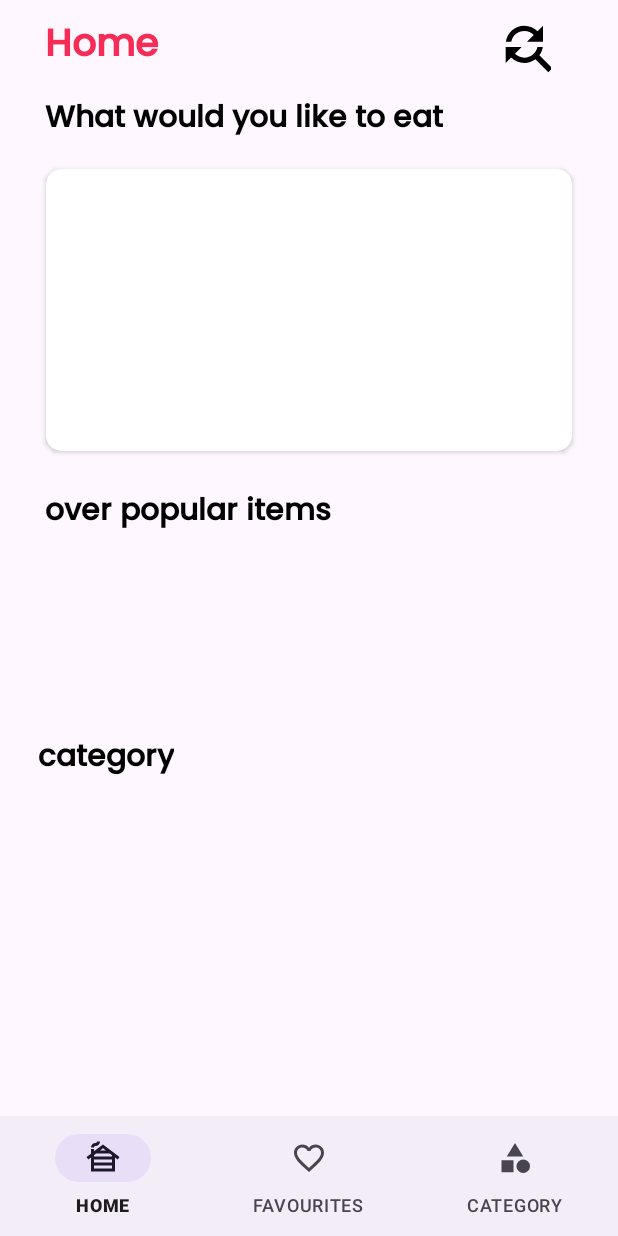
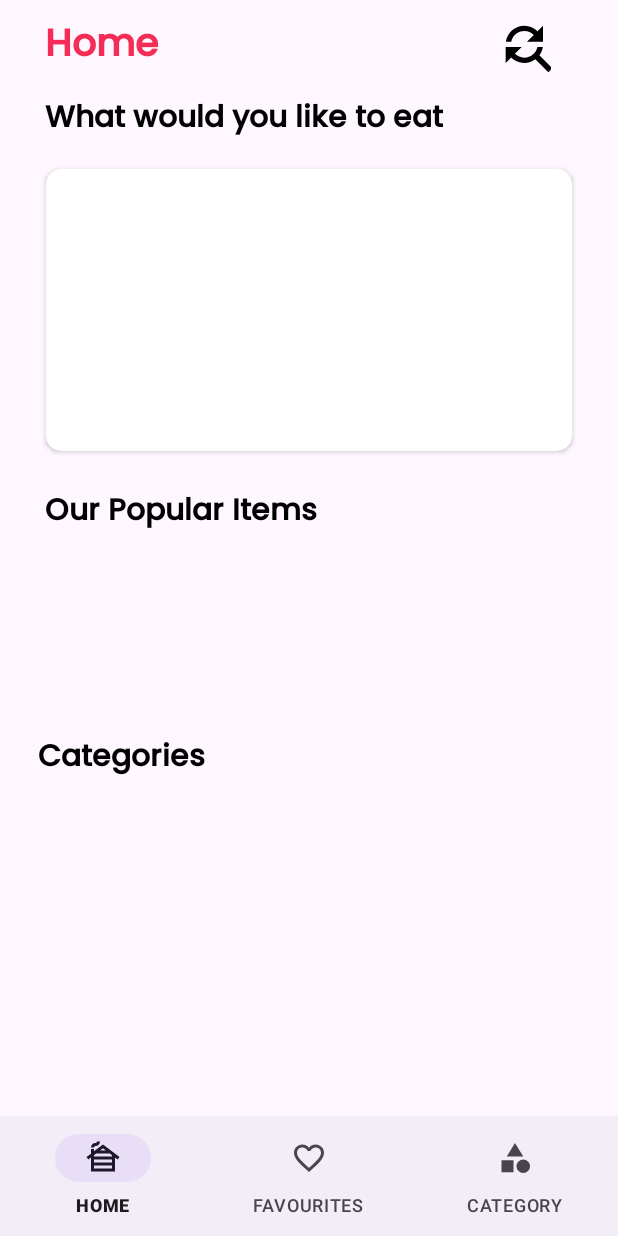
Before and after one commit to arpanpeter/EasyFood, an Android app: the screen it shows after launch (MainActivity), on a phone screen of 412 x 824 dp. Run offline under Robolectric (Android 15) with nearby library versions, the phone set to English and light mode, and no system bars; our stand-ins replace navigation-ui; pictures from the network do not load.

Commit message:
Aesthetic Changes To The Application

```diff
--- a/app/src/main/res/layout/activity_category.xml
+++ b/app/src/main/res/layout/activity_category.xml
@@ -27,7 +27,7 @@
             android:layout_width="match_parent"
             android:layout_height="match_parent"
             android:layout_marginTop="5dp"
-            android:layout_marginLeft="25dp"
+            android:layout_marginLeft="15dp"
             app:layout_constraintBottom_toBottomOf="parent"
             app:layout_constraintEnd_toEndOf="parent"
             app:layout_constraintStart_toStartOf="parent"
--- a/app/src/main/res/layout/categoryitem.xml
+++ b/app/src/main/res/layout/categoryitem.xml
@@ -28,8 +28,8 @@
             android:fontFamily="@font/myfont"
             android:maxLines="2"
             android:text="@string/fast_food"
-            android:textColor="#232323"
-            android:textSize="13sp"
+            android:textColor="#000000"
+            android:textSize="12dp"
             app:layout_constraintEnd_toEndOf="@+id/img_category"
             app:layout_constraintStart_toStartOf="@id/img_category"
             app:layout_constraintTop_toBottomOf="@+id/img_category" />
--- a/app/src/main/res/layout/fragment_home.xml
+++ b/app/src/main/res/layout/fragment_home.xml
@@ -89,7 +89,7 @@
                 android:layout_height="wrap_content"
                 android:layout_marginTop="18dp"
                 android:fontFamily="@font/myfont"
-                android:text="@string/over_popular_items"
+                android:text="@string/s"
                 android:textColor="@color/black"
                 android:textSize="20sp"
                 android:textStyle="bold"
@@ -111,7 +111,7 @@
                 android:layout_height="wrap_content"
                 android:layout_marginTop="10dp"
                 android:fontFamily="@font/myfont"
-                android:text="category"
+                android:text="@string/categoriess"
                 android:textColor="@color/black"
                 android:textSize="20sp"
                 android:textStyle="bold"
--- a/app/src/main/res/values/strings.xml
+++ b/app/src/main/res/values/strings.xml
@@ -10,4 +10,7 @@
     <string name="over_popular_items">over popular items</string>
     <string name="area_india">Area :INDIA</string>
     <string name="fast_food">fast food</string>
+    <string name="our_popular_items">Our_popular_items</string>
+    <string name="categoriess">Categories</string>
+    <string name="s">Our Popular Items</string>
 </resources>
```
Also changed, not shown: app/src/main/res/layout/meal_item.xml (+4 -3 lines).
